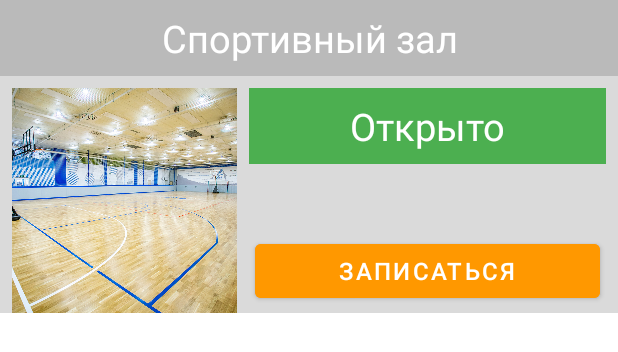
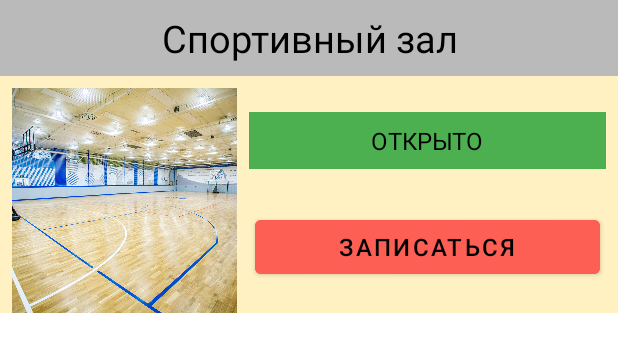
Before and after one commit to mne17let/MoscowCoders, an Android app: the layout item_list_sport_objects_constraint.xml on its own in the app's theme, with its tools: preview values and no code run, on a phone screen of 412 x 824 dp. Shown: the top 352 px of the screen. Run offline under Robolectric (Android 15) with nearby library versions, the phone set to English and light mode, and no system bars.

Commit message:
Обновил дизайн. Дно-дизайн, потом переделаю всё обратно

```diff
--- a/app/src/main/java/com/moscowcoders/data/models/people/StudentModel.kt
+++ b/app/src/main/java/com/moscowcoders/data/models/people/StudentModel.kt
@@ -3,7 +3,7 @@ package com.moscowcoders.data.models.people
 data class StudentModel(
     val email: String? = null,
     val firstName: String? = null,
-    val lastlName: String? = null,
+    val lastName: String? = null,
     val gender: String? = null,
     val studyGroup: String? = null,
     val studyYear: String? = null,
--- a/app/src/main/java/com/moscowcoders/ui/list/FragmentListSportObjects.kt
+++ b/app/src/main/java/com/moscowcoders/ui/list/FragmentListSportObjects.kt
@@ -46,7 +46,7 @@ class FragmentListSportObjects: Fragment(R.layout.fragment_list_sport_objects),
 
     // ActionBar
     private lateinit var helloTextView: TextView
-    private lateinit var buttonProfileSettings: ImageButton
+    private lateinit var buttonProfileSettings: Button
 
     private val list = mutableListOf<UiSportObject>()
 
--- a/app/src/main/res/drawable/ic_settings.xml
+++ b/app/src/main/res/drawable/ic_settings.xml
@@ -1,6 +1,7 @@
-<vector android:height="48dp" android:tint="?attr/colorControlNormal"
+<vector android:tint="?attr/colorControlNormal"
     android:viewportHeight="24" android:viewportWidth="24"
-    android:width="48dp"
+    android:width="36dp"
+    android:height="36dp"
     xmlns:android="http://schemas.android.com/apk/res/android">
     <path android:fillColor="@android:color/white" android:pathData="M19.14,12.94c0.04,-0.3 0.06,-0.61 0.06,-0.94c0,-0.32 -0.02,-0.64 -0.07,-0.94l2.03,-1.58c0.18,-0.14 0.23,-0.41 0.12,-0.61l-1.92,-3.32c-0.12,-0.22 -0.37,-0.29 -0.59,-0.22l-2.39,0.96c-0.5,-0.38 -1.03,-0.7 -1.62,-0.94L14.4,2.81c-0.04,-0.24 -0.24,-0.41 -0.48,-0.41h-3.84c-0.24,0 -0.43,0.17 -0.47,0.41L9.25,5.35C8.66,5.59 8.12,5.92 7.63,6.29L5.24,5.33c-0.22,-0.08 -0.47,0 -0.59,0.22L2.74,8.87C2.62,9.08 2.66,9.34 2.86,9.48l2.03,1.58C4.84,11.36 4.8,11.69 4.8,12s0.02,0.64 0.07,0.94l-2.03,1.58c-0.18,0.14 -0.23,0.41 -0.12,0.61l1.92,3.32c0.12,0.22 0.37,0.29 0.59,0.22l2.39,-0.96c0.5,0.38 1.03,0.7 1.62,0.94l0.36,2.54c0.05,0.24 0.24,0.41 0.48,0.41h3.84c0.24,0 0.44,-0.17 0.47,-0.41l0.36,-2.54c0.59,-0.24 1.13,-0.56 1.62,-0.94l2.39,0.96c0.22,0.08 0.47,0 0.59,-0.22l1.92,-3.32c0.12,-0.22 0.07,-0.47 -0.12,-0.61L19.14,12.94zM12,15.6c-1.98,0 -3.6,-1.62 -3.6,-3.6s1.62,-3.6 3.6,-3.6s3.6,1.62 3.6,3.6S13.98,15.6 12,15.6z"/>
 </vector>
--- a/app/src/main/res/layout/item_list_sport_objects_constraint.xml
+++ b/app/src/main/res/layout/item_list_sport_objects_constraint.xml
@@ -5,7 +5,7 @@
     android:layout_width="match_parent"
     android:layout_height="wrap_content"
     android:orientation="vertical"
-    android:background="@color/item_list_sport_objects_background"
+    android:background="@color/main_white"
 
     android:layout_marginBottom="8dp">
 
@@ -18,7 +18,7 @@
         android:gravity="center"
         android:paddingVertical="8dp"
         android:text="Спортивный зал"
-        android:textColor="@color/white"
+        android:textColor="@color/black"
         android:textSize="25sp"
         app:layout_constraintTop_toTopOf="parent"
         app:layout_constraintRight_toRightOf="parent"
@@ -48,11 +48,14 @@
         android:gravity="center"
         android:padding="8dp"
         android:text="Открыто"
-        android:textColor="@color/white"
-        android:textSize="25sp"
+        android:textColor="@color/black"
+        android:textSize="16sp"
+        android:textAllCaps="true"
+        app:layout_constraintBottom_toTopOf="@+id/id_button_make_request_item_sport_object"
+        app:layout_constraintLeft_toRightOf="@id/id_photo_item_sport_object"
+        app:layout_constraintRight_toRightOf="parent"
         app:layout_constraintTop_toBottomOf="@id/id_title_item_list_sport_objects"
-        app:layout_constraintRight_toRightOf="parent"
-        app:layout_constraintLeft_toRightOf="@id/id_photo_item_sport_object"/>
+        app:layout_constraintVertical_bias="1"/>
 
     <Button
         android:id="@+id/id_button_make_request_item_sport_object"
@@ -62,12 +65,15 @@
 
         android:layout_gravity="center"
         android:layout_margin="4dp"
-        android:backgroundTint="@color/button_make_request_item_list_sport_objects_title"
+        android:backgroundTint="@color/main_pink"
+        android:textColor="@color/black"
         android:text="@string/make_request"
         android:textSize="16sp"
         app:layout_constraintBottom_toBottomOf="parent"
         app:layout_constraintRight_toRightOf="@id/id_status_item_sport_object"
-        app:layout_constraintLeft_toLeftOf="@id/id_status_item_sport_object"/>
+        app:layout_constraintLeft_toLeftOf="@id/id_status_item_sport_object"
+        app:layout_constraintTop_toBottomOf="@+id/id_status_item_sport_object"
+        app:layout_constraintVertical_bias="0"/>
 
 
 </androidx.constraintlayout.widget.ConstraintLayout>
--- a/app/src/main/res/values/strings.xml
+++ b/app/src/main/res/values/strings.xml
@@ -36,6 +36,8 @@
 
     <string name="send_first_profile_data">Отправить</string>
 
+    <string name="button_open_settings">Настройки</string>
+
     <string name="item_gender_male">Мужчина</string>
     <string name="item_gender_female">Женщина</string>
 
```
Also changed, not shown: app/src/main/res/layout/fragment_list_sport_objects.xml (+11 -8 lines).
